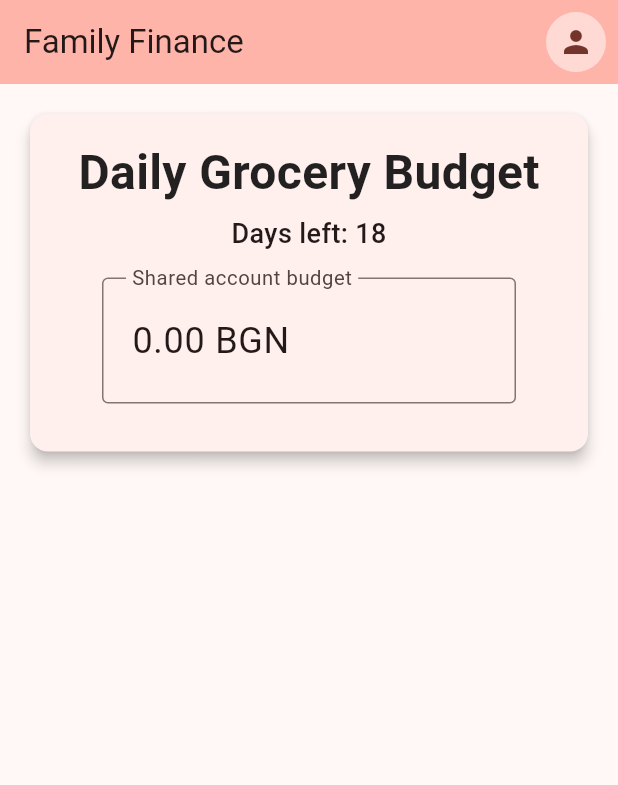
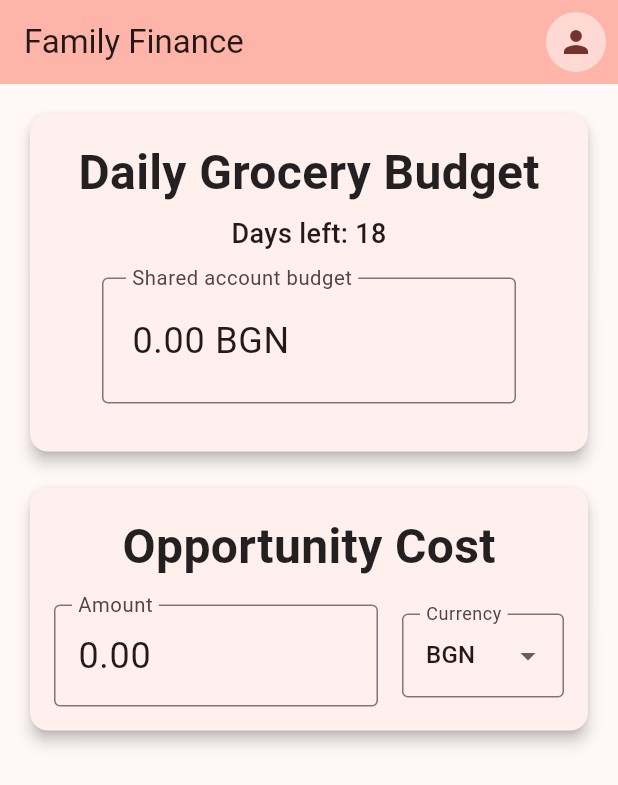
Before and after one commit to pfrenssen/fam-fin, a Flutter app: the screen it shows after launch, on a phone screen of 412 x 824 dp. Shown: the top 785 px of the screen. Run offline on Flutter 3.47's test engine with Material 3 defaults, Android fonts, the phone set to English and light mode, and no system bars; our stand-ins replace extended_masked_text, image_picker, shared_preferences.

Commit message:
Start on the opportunity cost calculator.

```diff
--- a/lib/main.dart
+++ b/lib/main.dart
@@ -40,6 +40,7 @@ class _MyHomePageState extends State<MyHomePage> {
 
   // === State ===
   String? _dailyBudget;
+  String _selectedCurrency = 'BGN';
 
   // === Controllers ===
   final _controller = MoneyMaskedTextController(
@@ -48,6 +49,13 @@ class _MyHomePageState extends State<MyHomePage> {
     precision: 2,
     initialValue: 0,
     rightSymbol: ' BGN',
+  );
+
+  final _opportunityController = MoneyMaskedTextController(
+    decimalSeparator: '.',
+    thousandSeparator: ',',
+    precision: 2,
+    initialValue: 0,
   );
 
   // === Helpers ===
@@ -114,7 +122,9 @@ class _MyHomePageState extends State<MyHomePage> {
       body: SingleChildScrollView(
         child: Padding(
           padding: const EdgeInsets.all(16.0),
-          child: Card(
+          child: Column(
+            children: [
+              Card(
                 elevation: 4.0,
                 child: Padding(
                   padding: const EdgeInsets.all(16.0),
@@ -180,6 +190,74 @@ class _MyHomePageState extends State<MyHomePage> {
                   ),
                 ),
               ),
+              const SizedBox(height: 16.0),
+              Card(
+                elevation: 4.0,
+                child: Padding(
+                  padding: const EdgeInsets.all(16.0),
+                  child: Column(
+                    mainAxisSize: MainAxisSize.min,
+                    children: [
+                      const Text(
+                        'Opportunity Cost',
+                        style: TextStyle(
+                          fontSize: 32.0,
+                          fontWeight: FontWeight.bold,
+                          color: Colors.black87,
+                        ),
+                      ),
+                      const SizedBox(height: 16.0),
+                      Row(
+                        children: [
+                          Expanded(
+                            flex: 2,
+                            child: TextField(
+                              controller: _opportunityController,
+                              keyboardType: TextInputType.number,
+                              style: const TextStyle(fontSize: 24.0),
+                              decoration: const InputDecoration(
+                                labelText: 'Amount',
+                                labelStyle: TextStyle(fontSize: 18.0),
+                                border: OutlineInputBorder(),
+                              ),
+                            ),
+                          ),
+                          const SizedBox(width: 16.0),
+                          Expanded(
+                            flex: 1,
+                            child: DropdownButtonFormField<String>(
+                              value: _selectedCurrency,
+                              decoration: const InputDecoration(
+                                border: OutlineInputBorder(),
+                                labelText: 'Currency',
+                              ),
+                              items: const [
+                                DropdownMenuItem(
+                                  value: 'BGN',
+                                  child: Text('BGN'),
+                                ),
+                                DropdownMenuItem(
+                                  value: 'EUR',
+                                  child: Text('EUR'),
+                                ),
+                              ],
+                              onChanged: (value) {
+                                if (value != null) {
+                                  setState(() {
+                                    _selectedCurrency = value;
+                                  });
+                                }
+                              },
+                            ),
+                          ),
+                        ],
+                      ),
+                    ],
+                  ),
+                ),
+              ),
+            ],
+          ),
         ),
       ),
     );
```
Lines whose indentation alone changed are shown as unchanged.
